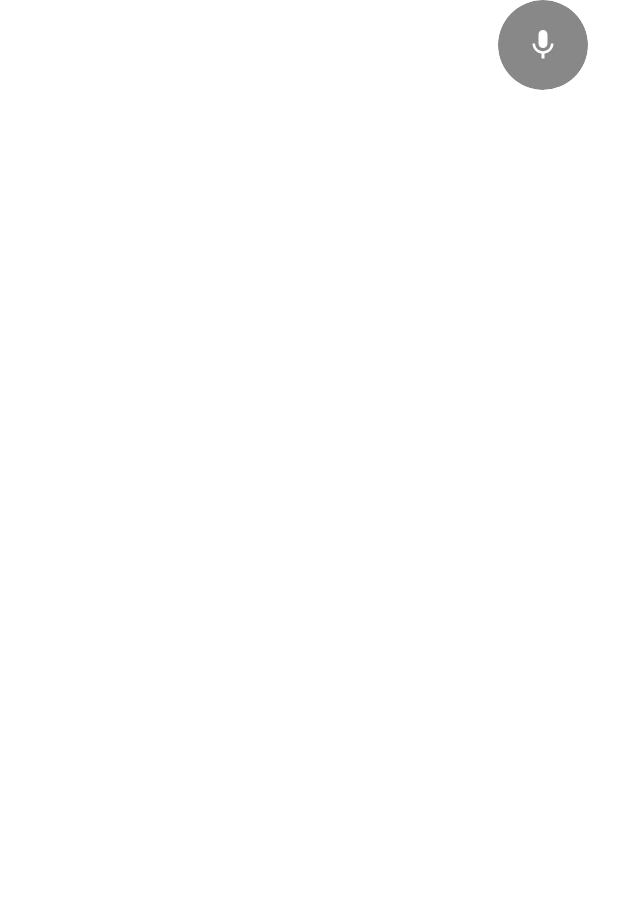
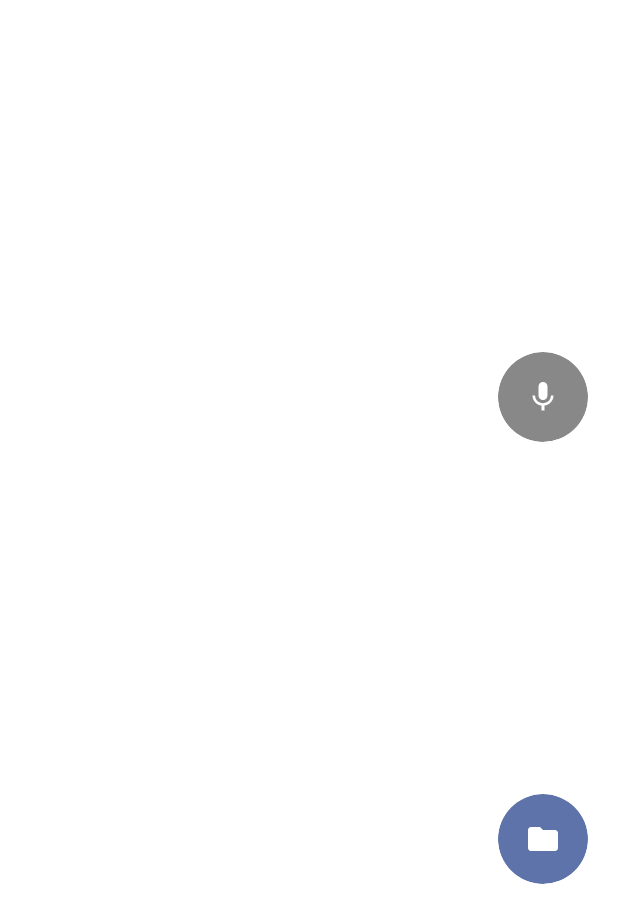
Before and after one commit to marcosscarpim/Funk-Me, an Android app built with Jetpack Compose: the composable FunkScreenLandscape shown on its own in the app's theme, on a phone screen of 412 x 824 dp. Shown: the top 923 px of the screen. Run offline under Robolectric (Android 15) with nearby library versions, the phone set to English and light mode, and no system bars; our stand-ins replace Dagger/Hilt's generated code, accompanist; 3 statements that could not run were skipped.

Commit message:
Add Files button with navigation logic
Files screen still needs to be done.

```diff
--- /dev/null
+++ b/app/src/main/java/com/scarpim/funkme/funkScreen/FilesButton.kt
@@ -0,0 +1,35 @@
+package com.scarpim.funkme.funkScreen
+
+import androidx.compose.foundation.layout.size
+import androidx.compose.material.icons.Icons
+import androidx.compose.material.icons.filled.Folder
+import androidx.compose.material3.Icon
+import androidx.compose.material3.IconButton
+import androidx.compose.material3.IconButtonDefaults
+import androidx.compose.material3.MaterialTheme
+import androidx.compose.runtime.Composable
+import androidx.compose.ui.Modifier
+import androidx.compose.ui.graphics.Color
+import androidx.compose.ui.res.stringResource
+import androidx.compose.ui.unit.dp
+import com.scarpim.funkme.R
+
+@Composable
+fun FilesButton(
+    modifier: Modifier = Modifier,
+    onClick: () -> Unit,
+) {
+    IconButton(
+        modifier = modifier.size(60.dp),
+        colors = IconButtonDefaults.iconButtonColors(
+            containerColor = MaterialTheme.colorScheme.primaryContainer
+        ),
+        onClick = onClick,
+    ) {
+        Icon(
+            imageVector = Icons.Default.Folder,
+            contentDescription = stringResource(R.string.file_button_description),
+            tint = Color.White,
+        )
+    }
+}
--- a/app/src/main/java/com/scarpim/funkme/funkScreen/FunkScreen.kt
+++ b/app/src/main/java/com/scarpim/funkme/funkScreen/FunkScreen.kt
@@ -6,8 +6,11 @@ package com.scarpim.funkme.funkScreen
 
 import android.annotation.SuppressLint
 import android.content.Intent
+import androidx.compose.foundation.layout.Arrangement
 import androidx.compose.foundation.layout.Column
 import androidx.compose.foundation.layout.Row
+import androidx.compose.foundation.layout.fillMaxHeight
+import androidx.compose.foundation.layout.fillMaxWidth
 import androidx.compose.foundation.layout.padding
 import androidx.compose.runtime.Composable
 import androidx.compose.runtime.collectAsState
@@ -22,7 +25,10 @@ import com.scarpim.funkme.domain.model.FunkAudio
 import com.scarpim.funkme.helper.isLandscape
 
 @Composable
-fun FunkScreen(viewModel: FunkViewModel) {
+fun FunkScreen(
+    viewModel: FunkViewModel,
+    navigateToFilesScreen: () -> Unit,
+) {
     val state by viewModel.uiState.collectAsState()
     val isLandscape = isLandscape()
 
@@ -46,6 +52,7 @@ fun FunkScreen(viewModel: FunkViewModel) {
                 isRecording = isRecording,
                 onRecordClicked = onRecordClicked,
                 onAudioClicked = onAudioClicked,
+                onFilesClicked = navigateToFilesScreen,
             )
         } else {
             FunkScreenPortrait(
@@ -53,6 +60,7 @@ fun FunkScreen(viewModel: FunkViewModel) {
                 isRecording = isRecording,
                 onRecordClicked = onRecordClicked,
                 onAudioClicked = onAudioClicked,
+                onFilesClicked = navigateToFilesScreen,
             )
         }
     }
@@ -65,6 +73,7 @@ fun FunkScreenLandscape(
     isRecording: Boolean,
     onRecordClicked: (Intent?) -> Unit,
     onAudioClicked: (FunkAudio) -> Unit,
+    onFilesClicked: () -> Unit,
 ) {
     Row {
         FunkPad(
@@ -72,13 +81,19 @@ fun FunkScreenLandscape(
             audios = state.audios,
             onClick = onAudioClicked,
         )
-        RecordButton(
+        Column(
             modifier = Modifier
-                .align(Alignment.CenterVertically)
+                .fillMaxHeight()
                 .padding(start = 10.dp, end = 20.dp),
-            isRecording = isRecording,
-            onButtonClicked = onRecordClicked,
-        )
+            horizontalAlignment = Alignment.CenterHorizontally,
+            verticalArrangement = Arrangement.SpaceEvenly
+        ) {
+            RecordButton(
+                isRecording = isRecording,
+                onButtonClicked = onRecordClicked,
+            )
+            FilesButton(onClick = onFilesClicked)
+        }
     }
 }
 
@@ -89,6 +104,7 @@ fun FunkScreenPortrait(
     isRecording: Boolean,
     onRecordClicked: (Intent?) -> Unit,
     onAudioClicked: (FunkAudio) -> Unit,
+    onFilesClicked: () -> Unit,
 ) {
     Column {
         FunkPad(
@@ -96,12 +112,18 @@ fun FunkScreenPortrait(
             audios = state.audios,
             onClick = onAudioClicked,
         )
-        RecordButton(
+        Row(
             modifier = Modifier
-                .align(Alignment.CenterHorizontally)
+                .fillMaxWidth()
                 .padding(top = 10.dp, bottom = 20.dp),
-            isRecording = isRecording,
-            onButtonClicked = onRecordClicked,
-        )
+            verticalAlignment = Alignment.CenterVertically,
+            horizontalArrangement = Arrangement.SpaceEvenly,
+        ) {
+            RecordButton(
+                isRecording = isRecording,
+                onButtonClicked = onRecordClicked,
+            )
+            FilesButton(onClick = onFilesClicked)
+        }
     }
 }
--- a/app/src/main/java/com/scarpim/funkme/funkScreen/RecordButton.kt
+++ b/app/src/main/java/com/scarpim/funkme/funkScreen/RecordButton.kt
@@ -20,6 +20,7 @@ import androidx.compose.runtime.setValue
 import androidx.compose.ui.Modifier
 import androidx.compose.ui.graphics.Color
 import androidx.compose.ui.platform.LocalContext
+import androidx.compose.ui.res.stringResource
 import androidx.compose.ui.unit.dp
 import com.scarpim.funkme.R
 import com.scarpim.funkme.permission.MediaProjectionPermissionHandler
@@ -27,7 +28,7 @@ import com.scarpim.funkme.permission.MediaProjectionPermissionHandler
 // TODO move permission logic somewhere else
 @Composable
 fun RecordButton(
-    modifier: Modifier,
+    modifier: Modifier = Modifier,
     isRecording: Boolean,
     onButtonClicked: (Intent?) -> Unit,
 ) {
@@ -46,11 +47,10 @@ fun RecordButton(
         }
     }
 
-    val context = LocalContext.current
     val buttonDescription = if (isRecording) {
-        context.getText(R.string.record_button_stop_description)
+        stringResource(R.string.record_button_stop_description)
     } else {
-        context.getText(R.string.record_button_start_description)
+        stringResource(R.string.record_button_start_description)
     }
 
     IconButton(
--- a/app/src/main/res/values/strings.xml
+++ b/app/src/main/res/values/strings.xml
@@ -3,4 +3,6 @@
 
     <string name="record_button_start_description">Start recording</string>
     <string name="record_button_stop_description">Stop recording</string>
+    <string name="file_button_description">Go to Files</string>
+
 </resources>
```
Also changed, not shown: app/src/main/java/com/scarpim/funkme/MainActivity.kt (+6 -1 lines).
